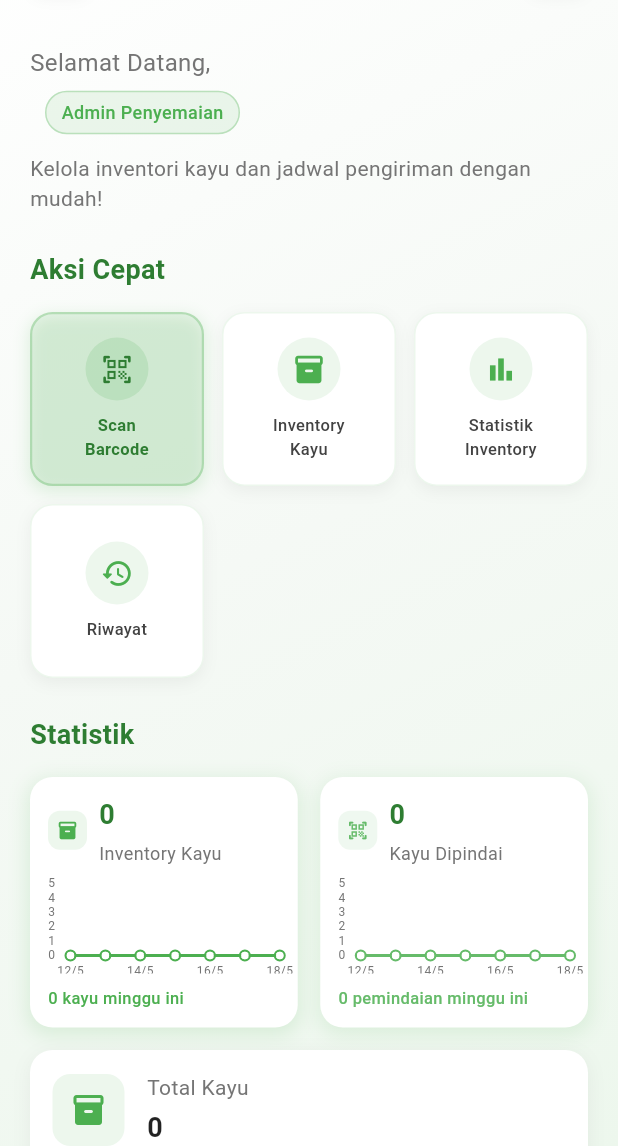
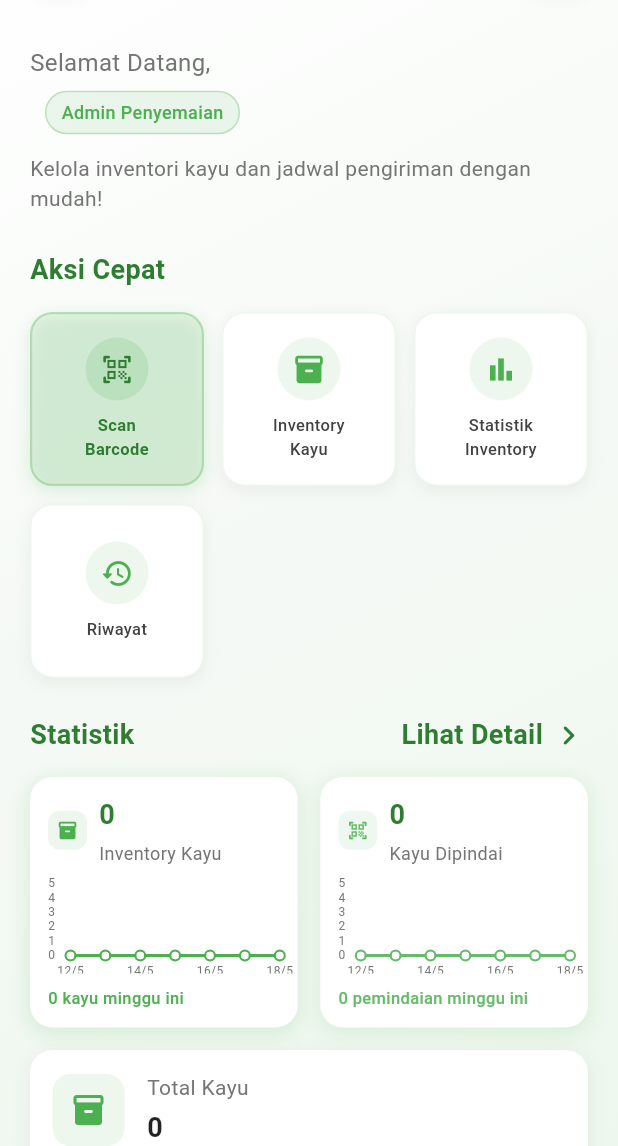
Before and after one commit to yuliagitaps77/flutter_green_track, a Flutter app: the TPKDashboardScreen screen opened by its route, on a phone screen of 412 x 824 dp, the part 90-1236 px from its top. Run offline on Flutter 3.47's test engine with Material 3 defaults, Android fonts, the phone set to English and light mode, and no system bars; drawn by our look-alikes of fl_chart; our stand-ins replace cloud_firestore, firebase_auth, firebase_core, get, image_picker, permission_handler and 4 more; missing offline and left inert: barcode_scan2, image_gallery_saver_plus, torch_light; accounts and stored records are empty; Roboto replaces fonts that are missing (Poppins).

Commit message:
Update admin_dashboard_tpk_page.dart

```diff
--- a/lib/fitur/dashboard_tpk/admin_dashboard_tpk_page.dart
+++ b/lib/fitur/dashboard_tpk/admin_dashboard_tpk_page.dart
@@ -327,6 +327,9 @@ class _TPKDashboardScreenState extends State<TPKDashboardScreen>
     return Column(
       crossAxisAlignment: CrossAxisAlignment.start,
       children: [
+        Row(
+          mainAxisAlignment: MainAxisAlignment.spaceBetween,
+          children: [
             Text(
               "Statistik",
               style: TextStyle(
@@ -335,6 +338,31 @@ class _TPKDashboardScreenState extends State<TPKDashboardScreen>
                 color: Color(0xFF2E7D32),
                 fontFamily: 'Poppins',
               ),
+            ),
+            GestureDetector(
+              onTap: () =>
+                  Get.to(() => StatistikDetailPageTPK(type: 'inventory')),
+              child: Row(
+                children: [
+                  Text(
+                    "Lihat Detail",
+                    style: TextStyle(
+                      fontSize: 18,
+                      fontWeight: FontWeight.bold,
+                      color: Color(0xFF2E7D32),
+                      fontFamily: 'Poppins',
+                    ),
+                  ),
+                  SizedBox(width: 4),
+                  Icon(
+                    Icons.chevron_right_rounded,
+                    color: Color(0xFF2E7D32),
+                    size: 26,
+                  ),
+                ],
+              ),
+            ),
+          ],
         ),
         SizedBox(height: 15),
         // Statistik Cards
```
Lines whose indentation alone changed are shown as unchanged.
